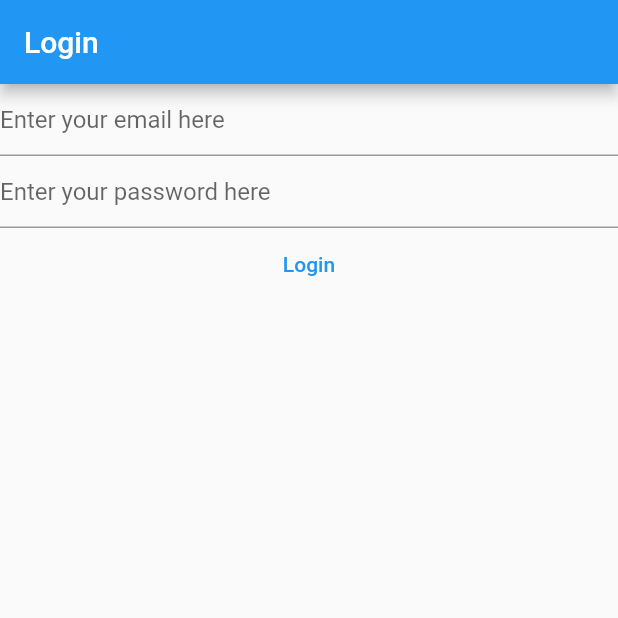
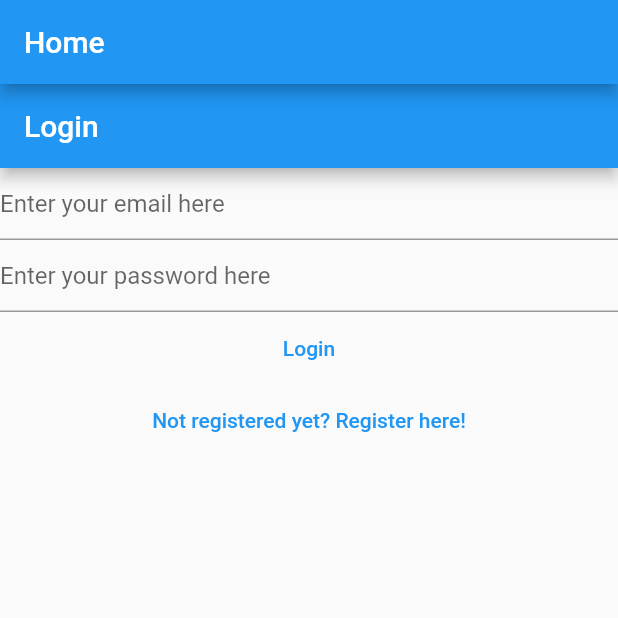
Before and after one commit to Dtsiantaris/mynotesFlutter, a Flutter app: the screen it shows after launch, on a phone screen of 412 x 824 dp, the top half of it. Run offline on Flutter 3.47's test engine with Material 2 defaults, Android fonts, the phone set to English and light mode, and no system bars; our stand-ins replace firebase_auth, firebase_core; accounts and stored records are empty.

Commit message:
Create routes and route management.

```diff
--- a/lib/main.dart
+++ b/lib/main.dart
@@ -2,6 +2,8 @@ import 'package:firebase_auth/firebase_auth.dart';
 import 'package:firebase_core/firebase_core.dart';
 import 'package:flutter/material.dart';
 import 'package:mynotes/views/login_view.dart';
+import 'package:mynotes/views/register_view.dart';
+import 'package:mynotes/views/verify_email_view.dart';
 
 import 'firebase_options.dart';
 
@@ -20,6 +22,10 @@ class MyApp extends StatelessWidget {
         primarySwatch: Colors.blue,
       ),
       home: const HomePage(),
+      routes: {
+        '/login/': (context) => const LoginView(),
+        '/register/': (context) => const RegisterView(),
+      },
     );
   }
 }
@@ -30,7 +36,7 @@ class HomePage extends StatelessWidget {
   @override
   Widget build(BuildContext context) {
     return Scaffold(
-      appBar: AppBar(title: const Text('Login')),
+      appBar: AppBar(title: const Text('Home')),
       body: FutureBuilder(
         future: Firebase.initializeApp(
           options: DefaultFirebaseOptions.currentPlatform,
@@ -38,13 +44,17 @@ class HomePage extends StatelessWidget {
         builder: (context, snapshot) {
           switch (snapshot.connectionState) {
             case ConnectionState.done:
-              //   final user = FirebaseAuth.instance.currentUser;
-              //   if (user?.emailVerified ?? false) {
-              //     return const Text('Done');
-              //   } else {
-              //     return const VerifyEmailView();
-              //   }
-              return const LoginView();
+              final user = FirebaseAuth.instance.currentUser;
+              if (user != null) {
+                if (user.emailVerified) {
+                  print('Email is verified');
+                } else {
+                  return const VerifyEmailView();
+                }
+              } else {
+                return const LoginView();
+              }
+              return const Text('Done');
             default:
               return const Text('Loading...');
           }
@@ -53,25 +63,3 @@ class HomePage extends StatelessWidget {
     );
   }
 }
-
-class VerifyEmailView extends StatefulWidget {
-  const VerifyEmailView({super.key});
-
-  @override
-  State<VerifyEmailView> createState() => _VerifyEmailViewState();
-}
-
-class _VerifyEmailViewState extends State<VerifyEmailView> {
-  @override
-  Widget build(BuildContext context) {
-    return Column(children: [
-      const Text('Please verify your email address!'),
-      TextButton(
-          onPressed: () async {
-            final user = FirebaseAuth.instance.currentUser;
-            await user?.sendEmailVerification();
-          },
-          child: const Text('Send email verification'))
-    ]);
-  }
-}
--- a/lib/views/login_view.dart
+++ b/lib/views/login_view.dart
@@ -28,14 +28,19 @@ class _LoginViewState extends State<LoginView> {
 
   @override
   Widget build(BuildContext context) {
-    return Column(
+    return Scaffold(
+      appBar: AppBar(
+        title: const Text('Login'),
+      ),
+      body: Column(
         children: [
           TextField(
             controller: _email,
             enableSuggestions: false,
             autocorrect: false,
             keyboardType: TextInputType.emailAddress,
-          decoration: const InputDecoration(hintText: 'Enter your email here'),
+            decoration:
+                const InputDecoration(hintText: 'Enter your email here'),
           ),
           TextField(
             controller: _password,
@@ -51,7 +56,8 @@ class _LoginViewState extends State<LoginView> {
               final password = _password.text;
               try {
                 final userCredential = await FirebaseAuth.instance
-                  .signInWithEmailAndPassword(email: email, password: password);
+                    .signInWithEmailAndPassword(
+                        email: email, password: password);
                 print(userCredential);
               } on FirebaseAuthException catch (e) {
                 if (e.code == 'user-not-found') {
@@ -63,7 +69,14 @@ class _LoginViewState extends State<LoginView> {
             },
             child: const Text('Login'),
           ),
+          TextButton(
+              onPressed: () {
+                Navigator.of(context)
+                    .pushNamedAndRemoveUntil('/register/', (route) => false);
+              },
+              child: const Text('Not registered yet? Register here!'))
         ],
+      ),
     );
   }
 }
```
Also changed, not shown: lib/views/register_view.dart (+14 -2 lines), lib/views/verify_email_view.dart (added, +24 -0 lines). Lines whose indentation alone changed are shown as unchanged.
